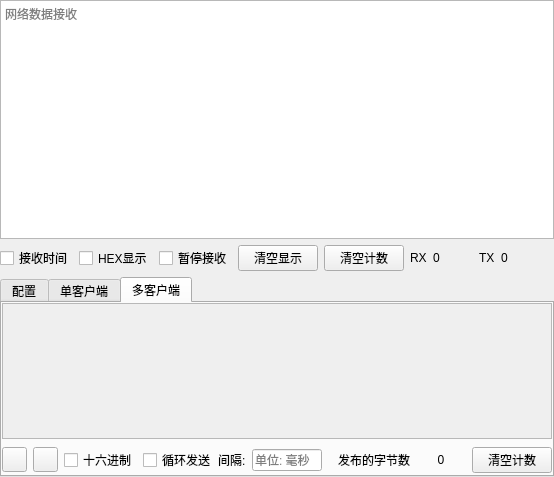
Above: UI/TCPClients.ui from BeiChenYx/NetDebug before the change. Below: the same form after it.
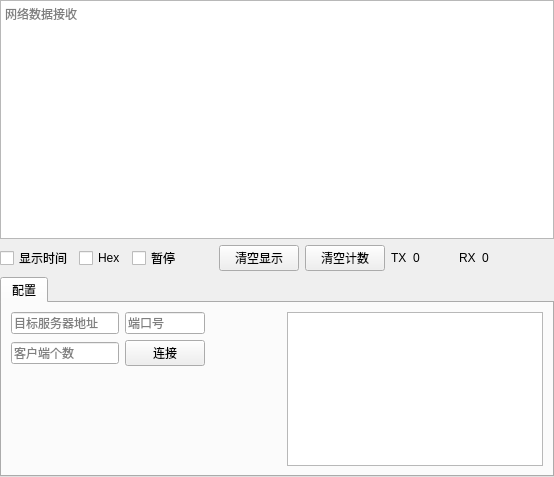
That is the form after the change. The open tabs and pages were chosen to show the change. Icons and pictures are not drawn.

Commit message: 完成了TCP客户端的重构

```diff
--- a/UI/TCPClients.ui
+++ b/UI/TCPClients.ui
@@ -44,24 +44,37 @@
      <item>
       <widget class="QCheckBox" name="checkBox_Display_Time">
        <property name="text">
-        <string>接收时间</string>
+        <string>显示时间</string>
        </property>
       </widget>
      </item>
      <item>
       <widget class="QCheckBox" name="checkBox_Display_Hex">
        <property name="text">
-        <string>HEX显示</string>
+        <string>Hex</string>
        </property>
       </widget>
      </item>
      <item>
       <widget class="QCheckBox" name="checkBox_Pause">
        <property name="text">
-        <string>暂停接收</string>
+        <string>暂停</string>
        </property>
       </widget>
      </item>
+     <item>
+      <spacer name="horizontalSpacer_4">
+       <property name="orientation">
+        <enum>Qt::Horizontal</enum>
+       </property>
+       <property name="sizeHint" stdset="0">
+        <size>
+         <width>40</width>
+         <height>20</height>
+        </size>
+       </property>
+      </spacer>
+     </item>
      <item>
       <widget class="QPushButton" name="pushButton_Clear_Display">
        <property name="text">
@@ -78,6 +91,36 @@
      </item>
      <item>
       <layout class="QHBoxLayout" name="horizontalLayout">
+       <item>
+        <layout class="QHBoxLayout" name="horizontalLayout_2">
+         <item>
+          <widget class="QLabel" name="label_5">
+           <property name="maximumSize">
+            <size>
+             <width>20</width>
+             <height>16777215</height>
+            </size>
+           </property>
+           <property name="text">
+            <string>TX</string>
+           </property>
+          </widget>
+         </item>
+         <item>
+          <widget class="QLabel" name="label_TX">
+           <property name="minimumSize">
+            <size>
+             <width>40</width>
+             <height>0</height>
+            </size>
+           </property>
+           <property name="text">
+            <string>0</string>
+           </property>
+          </widget>
+         </item>
+        </layout>
+       </item>
        <item>
         <widget class="QLabel" name="label_3">
          <property name="maximumSize">
@@ -106,36 +149,6 @@
        </item>
       </layout>
      </item>
-     <item>
-      <layout class="QHBoxLayout" name="horizontalLayout_2">
-       <item>
-        <widget class="QLabel" name="label_5">
-         <property name="maximumSize">
-          <size>
-           <width>20</width>
-           <height>16777215</height>
-          </size>
-         </property>
-         <property name="text">
-          <string>TX</string>
-         </property>
-        </widget>
-       </item>
-       <item>
-        <widget class="QLabel" name="label_TX">
-         <property name="minimumSize">
-          <size>
-           <width>40</width>
-           <height>0</height>
-          </size>
-         </property>
-         <property name="text">
-          <string>0</string>
-         </property>
-        </widget>
-       </item>
-      </layout>
-     </item>
      <item>
       <spacer name="horizontalSpacer_2">
        <property name="orientation">
@@ -166,14 +179,14 @@
       <attribute name="title">
        <string>配置</string>
       </attribute>
-      <layout class="QGridLayout" name="gridLayout_2">
+      <layout class="QGridLayout" name="gridLayout_3">
        <item row="0" column="0">
-        <layout class="QHBoxLayout" name="horizontalLayout_5">
-         <item>
+        <layout class="QGridLayout" name="gridLayout_2">
+         <item row="0" column="0">
           <widget class="QLineEdit" name="lineEdit_IP">
            <property name="maximumSize">
             <size>
-             <width>120</width>
+             <width>200</width>
              <height>16777215</height>
             </size>
            </property>
@@ -182,7 +195,7 @@
            </property>
           </widget>
          </item>
-         <item>
+         <item row="0" column="1">
           <widget class="QLineEdit" name="lineEdit_Port">
            <property name="maximumSize">
             <size>
@@ -195,11 +208,11 @@
            </property>
           </widget>
          </item>
-         <item>
+         <item row="1" column="0">
           <widget class="QLineEdit" name="lineEdit_Clients_Count">
            <property name="maximumSize">
             <size>
-             <width>100</width>
+             <width>200</width>
              <height>16777215</height>
             </size>
            </property>
@@ -208,11 +221,11 @@
            </property>
           </widget>
          </item>
-         <item>
+         <item row="1" column="1">
           <widget class="QPushButton" name="pushButton_Connect">
            <property name="maximumSize">
             <size>
-             <width>60</width>
+             <width>80</width>
              <height>16777215</height>
             </size>
            </property>
@@ -236,6 +249,22 @@
          </item>
         </layout>
        </item>
+       <item row="0" column="1">
+        <spacer name="horizontalSpacer_3">
+         <property name="orientation">
+          <enum>Qt::Horizontal</enum>
+         </property>
+         <property name="sizeHint" stdset="0">
+          <size>
+           <width>38</width>
+           <height>20</height>
+          </size>
+         </property>
+        </spacer>
+       </item>
+       <item row="0" column="2" rowspan="2">
+        <widget class="QListWidget" name="listWidget"/>
+       </item>
        <item row="1" column="0">
         <spacer name="verticalSpacer_2">
          <property name="orientation">
@@ -251,353 +280,6 @@
        </item>
       </layout>
      </widget>
-     <widget class="QWidget" name="tab_single">
-      <attribute name="title">
-       <string>单客户端</string>
-      </attribute>
-      <layout class="QGridLayout" name="gridLayout_3">
-       <property name="leftMargin">
-        <number>0</number>
-       </property>
-       <property name="topMargin">
-        <number>0</number>
-       </property>
-       <property name="rightMargin">
-        <number>0</number>
-       </property>
-       <property name="bottomMargin">
-        <number>0</number>
-       </property>
-       <item row="0" column="0">
-        <widget class="QTextEdit" name="textEdit_single">
-         <property name="placeholderText">
-          <string>发送数据输入</string>
-         </property>
-        </widget>
-       </item>
-       <item row="1" column="0">
-        <layout class="QHBoxLayout" name="horizontalLayout_3">
-         <item>
-          <widget class="QPushButton" name="pushButton_send">
-           <property name="text">
-            <string>发送</string>
-           </property>
-          </widget>
-         </item>
-         <item>
-          <widget class="QCheckBox" name="checkBox_hex_single">
-           <property name="text">
-            <string>十六进制</string>
-           </property>
-          </widget>
-         </item>
-         <item>
-          <widget class="QCheckBox" name="checkBox_times_single">
-           <property name="text">
-            <string>循环发送</string>
-           </property>
-          </widget>
-         </item>
-         <item>
-          <widget class="QLabel" name="label">
-           <property name="text">
-            <string>间隔:</string>
-           </property>
-          </widget>
-         </item>
-         <item>
-          <widget class="QLineEdit" name="lineEdit_times_single">
-           <property name="maximumSize">
-            <size>
-             <width>40</width>
-             <height>16777215</height>
-            </size>
-           </property>
-          </widget>
-         </item>
-         <item>
-          <widget class="QLabel" name="label_2">
-           <property name="text">
-            <string>ms</string>
-           </property>
-          </widget>
-         </item>
-         <item>
-          <spacer name="horizontalSpacer_4">
-           <property name="orientation">
-            <enum>Qt::Horizontal</enum>
-           </property>
-           <property name="sizeHint" stdset="0">
-            <size>
-             <width>133</width>
-             <height>20</height>
-            </size>
-           </property>
-          </spacer>
-         </item>
-        </layout>
-       </item>
-      </layout>
-     </widget>
-     <widget class="QWidget" name="tab_mul">
-      <attribute name="title">
-       <string>多客户端</string>
-      </attribute>
-      <layout class="QVBoxLayout" name="verticalLayout">
-       <property name="leftMargin">
-        <number>0</number>
-       </property>
-       <property name="topMargin">
-        <number>0</number>
-       </property>
-       <property name="rightMargin">
-        <number>0</number>
-       </property>
-       <property name="bottomMargin">
-        <number>0</number>
-       </property>
-       <item>
-        <widget class="QScrollArea" name="scrollArea">
-         <property name="widgetResizable">
-          <bool>true</bool>
-         </property>
-         <widget class="QWidget" name="scrollAreaWidgetContents">
-          <property name="geometry">
-           <rect>
-            <x>0</x>
-            <y>0</y>
-            <width>546</width>
-            <height>135</height>
-           </rect>
-          </property>
-          <layout class="QGridLayout" name="gridLayout_4">
-           <item row="0" column="0">
-            <layout class="QFormLayout" name="formLayout_publish">
-             <property name="horizontalSpacing">
-              <number>0</number>
-             </property>
-             <property name="verticalSpacing">
-              <number>3</number>
-             </property>
-            </layout>
-           </item>
-          </layout>
-         </widget>
-        </widget>
-       </item>
-       <item>
-        <layout class="QHBoxLayout" name="horizontalLayout_6">
-         <item>
-          <widget class="QPushButton" name="pushButton_add">
-           <property name="sizePolicy">
-            <sizepolicy hsizetype="Fixed" vsizetype="Fixed">
-             <horstretch>0</horstretch>
-             <verstretch>0</verstretch>
-            </sizepolicy>
-           </property>
-           <property name="minimumSize">
-            <size>
-             <width>25</width>
-             <height>25</height>
-            </size>
-           </property>
-           <property name="maximumSize">
-            <size>
-             <width>25</width>
-             <height>25</height>
-            </size>
-           </property>
-           <property name="toolTip">
-            <string>添加一行</string>
-           </property>
-           <property name="text">
-            <string/>
-           </property>
-           <property name="icon">
-            <iconset resource="img.qrc">
-             <normaloff>:/img/images/加.png</normaloff>:/img/images/加.png</iconset>
-           </property>
-           <property name="iconSize">
-            <size>
-             <width>25</width>
-             <height>25</height>
-            </size>
-           </property>
-          </widget>
-         </item>
-         <item>
-          <widget class="QPushButton" name="pushButton_del">
-           <property name="sizePolicy">
-            <sizepolicy hsizetype="Fixed" vsizetype="Fixed">
-             <horstretch>0</horstretch>
-             <verstretch>0</verstretch>
-            </sizepolicy>
-           </property>
-           <property name="minimumSize">
-            <size>
-             <width>25</width>
-             <height>25</height>
-            </size>
-           </property>
-           <property name="maximumSize">
-            <size>
-             <width>25</width>
-             <height>25</height>
-            </size>
-           </property>
-           <property name="toolTip">
-            <string>删除最后一行</string>
-           </property>
-           <property name="text">
-            <string/>
-           </property>
-           <property name="icon">
-            <iconset resource="img.qrc">
-             <normaloff>:/img/images/减号.png</normaloff>:/img/images/减号.png</iconset>
-           </property>
-           <property name="iconSize">
-            <size>
-             <width>25</width>
-             <height>25</height>
-            </size>
-           </property>
-          </widget>
-         </item>
-         <item>
-          <widget class="QCheckBox" name="checkBox_hex_mul">
-           <property name="text">
-            <string>十六进制</string>
-           </property>
-          </widget>
-         </item>
-         <item>
-          <widget class="QCheckBox" name="checkBox_publish_mul">
-           <property name="sizePolicy">
-            <sizepolicy hsizetype="Expanding" vsizetype="Fixed">
-             <horstretch>0</horstretch>
-             <verstretch>0</verstretch>
-            </sizepolicy>
-           </property>
-           <property name="minimumSize">
-            <size>
-             <width>30</width>
-             <height>30</height>
-            </size>
-           </property>
-           <property name="maximumSize">
-            <size>
-             <width>10000</width>
-             <height>30</height>
-            </size>
-           </property>
-           <property name="toolTip">
-            <string>&lt;html&gt;&lt;head/&gt;&lt;body&gt;&lt;p&gt;发布数据&lt;/p&gt;&lt;/body&gt;&lt;/html&gt;</string>
-           </property>
-           <property name="toolTipDuration">
-            <number>0</number>
-           </property>
-           <property name="statusTip">
-            <string>发布数据</string>
-           </property>
-           <property name="whatsThis">
-            <string>发布数据</string>
-           </property>
-           <property name="text">
-            <string>循环发送</string>
-           </property>
-           <property name="iconSize">
-            <size>
-             <width>30</width>
-             <height>30</height>
-            </size>
-           </property>
-          </widget>
-         </item>
-         <item>
-          <widget class="QLabel" name="label_6">
-           <property name="text">
-            <string>间隔:</string>
-           </property>
-          </widget>
-         </item>
-         <item>
-          <widget class="QLineEdit" name="lineEdit_times_mul">
-           <property name="sizePolicy">
-            <sizepolicy hsizetype="Fixed" vsizetype="Fixed">
-             <horstretch>0</horstretch>
-             <verstretch>0</verstretch>
-            </sizepolicy>
-           </property>
-           <property name="maximumSize">
-            <size>
-             <width>70</width>
-             <height>16777215</height>
-            </size>
-           </property>
-           <property name="toolTip">
-            <string>循环发送间隔</string>
-           </property>
-           <property name="placeholderText">
-            <string>单位: 毫秒</string>
-           </property>
-          </widget>
-         </item>
-         <item>
-          <spacer name="horizontalSpacer">
-           <property name="orientation">
-            <enum>Qt::Horizontal</enum>
-           </property>
-           <property name="sizeHint" stdset="0">
-            <size>
-             <width>13</width>
-             <height>27</height>
-            </size>
-           </property>
-          </spacer>
-         </item>
-         <item>
-          <widget class="QLabel" name="label_4">
-           <property name="text">
-            <string>发布的字节数</string>
-           </property>
-          </widget>
-         </item>
-         <item>
-          <widget class="QLabel" name="label_counts_mul">
-           <property name="minimumSize">
-            <size>
-             <width>50</width>
-             <height>0</height>
-            </size>
-           </property>
-           <property name="layoutDirection">
-            <enum>Qt::LeftToRight</enum>
-           </property>
-           <property name="text">
-            <string>0</string>
-           </property>
-           <property name="alignment">
-            <set>Qt::AlignCenter</set>
-           </property>
-          </widget>
-         </item>
-         <item>
-          <widget class="QPushButton" name="pushButton_clear_mul">
-           <property name="text">
-            <string>清空计数</string>
-           </property>
-           <property name="iconSize">
-            <size>
-             <width>30</width>
-             <height>30</height>
-            </size>
-           </property>
-          </widget>
-         </item>
-        </layout>
-       </item>
-      </layout>
-     </widget>
     </widget>
    </item>
   </layout>
```
Left out of the diff: 29 changed lines with no effect on the pictures. The commit also changes 15 other files.
